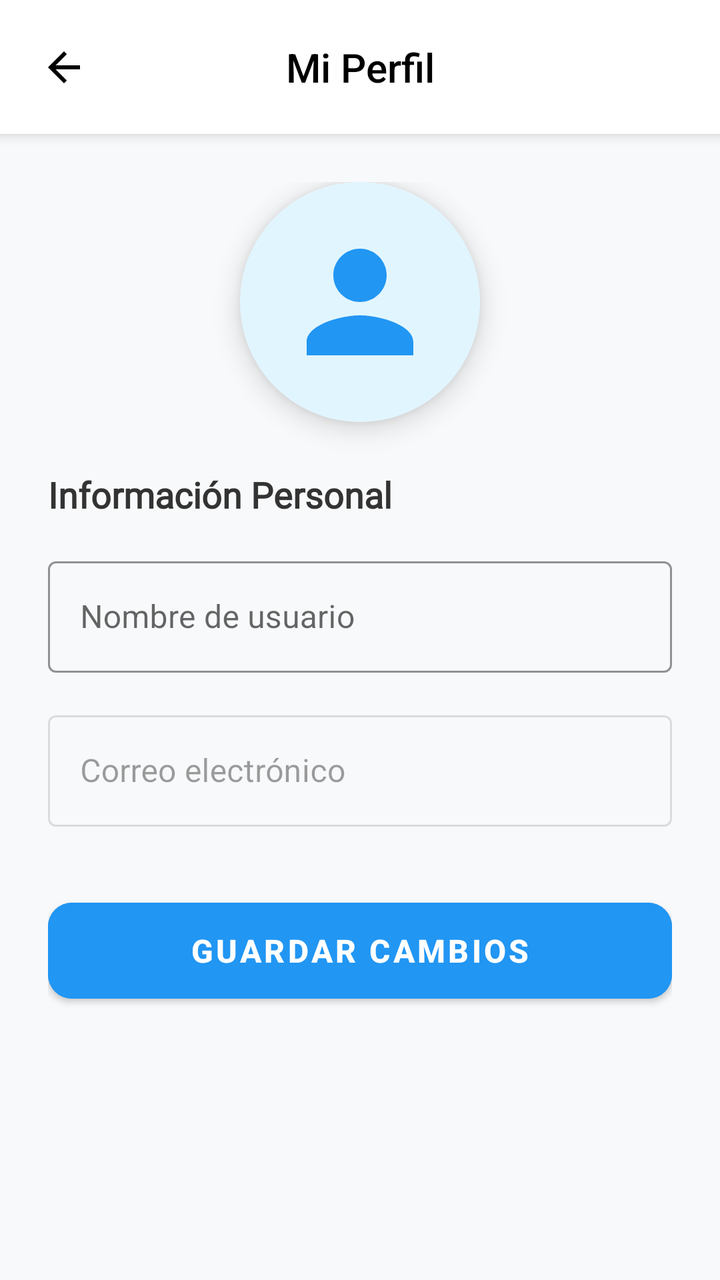
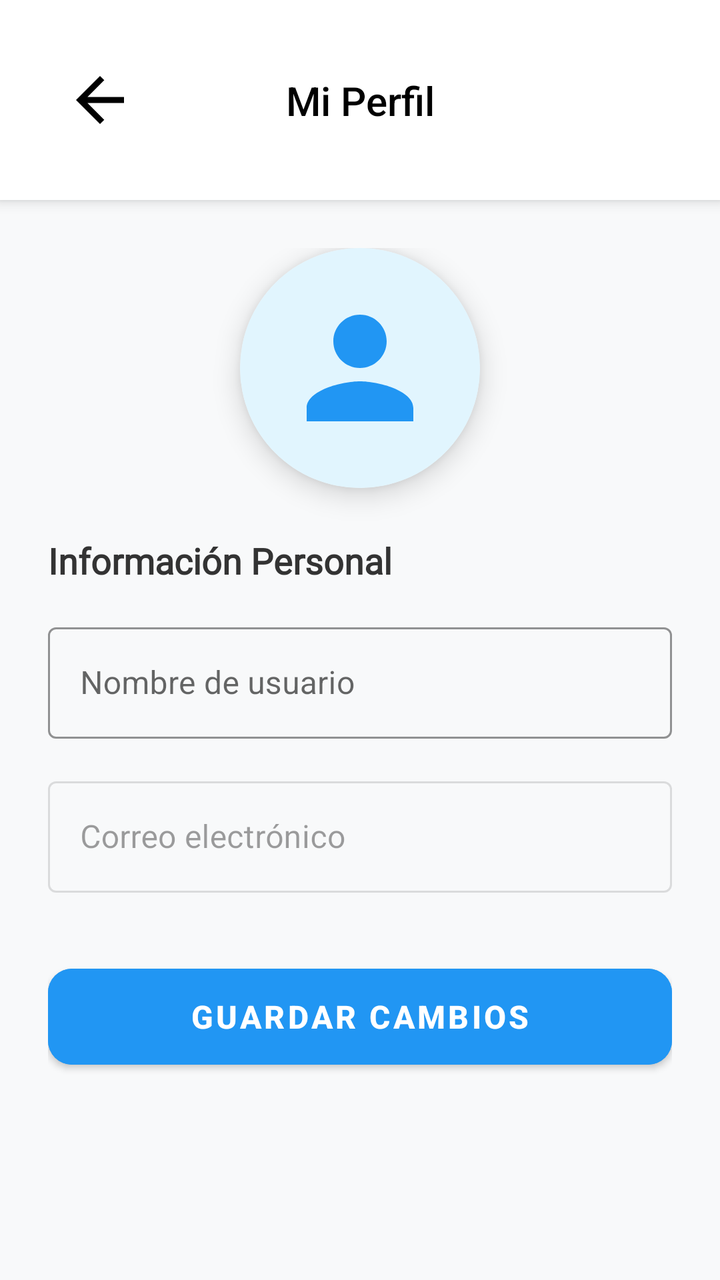

The first picture is an Android layout as it rendered before a commit; the second is the same layout after the commit. The layout source and the unified diff follow.
<!-- AndroidManifest.xml: activity theme Theme.MaterialComponents.Light.NoActionBar -->
<!-- res/layout/activity_usuario.xml -->
<?xml version="1.0" encoding="utf-8"?>
<androidx.constraintlayout.widget.ConstraintLayout
    xmlns:android="http://schemas.android.com/apk/res/android"
    xmlns:app="http://schemas.android.com/apk/res-auto"
    android:layout_width="match_parent"
    android:layout_height="match_parent"
    android:background="#F8F9FA"
    android:fitsSystemWindows="true">

    <androidx.constraintlayout.widget.ConstraintLayout
        android:id="@+id/headerContainer"
        android:layout_width="match_parent"
        android:layout_height="wrap_content"
        android:padding="20dp"
        android:background="#FFFFFF"
        android:elevation="4dp"
        app:layout_constraintTop_toTopOf="parent">

        <ImageView
            android:id="@+id/btnAtras"
            android:layout_width="24dp"
            android:layout_height="24dp"
            android:src="@drawable/ic_arrow_forward"
            android:rotation="180"
            app:tint="#000000"
            app:layout_constraintStart_toStartOf="parent"
            app:layout_constraintTop_toTopOf="parent"
            app:layout_constraintBottom_toBottomOf="parent"/>

        <TextView
            android:id="@+id/tvTitulo"
            android:layout_width="wrap_content"
            android:layout_height="wrap_content"
            android:text="@string/user_titulo"
            android:textColor="#000000"
            android:textSize="20sp"
            android:fontFamily="sans-serif-medium"
            app:layout_constraintStart_toStartOf="parent"
            app:layout_constraintEnd_toEndOf="parent"
            app:layout_constraintTop_toTopOf="parent"
            app:layout_constraintBottom_toBottomOf="parent"/>
    </androidx.constraintlayout.widget.ConstraintLayout>

    <ScrollView
        android:layout_width="match_parent"
        android:layout_height="0dp"
        android:fillViewport="true"
        app:layout_constraintTop_toBottomOf="@id/headerContainer"
        app:layout_constraintBottom_toBottomOf="parent">

        <LinearLayout
            android:layout_width="match_parent"
            android:layout_height="wrap_content"
            android:orientation="vertical"
            android:gravity="center_horizontal"
            android:padding="24dp">

            <com.google.android.material.card.MaterialCardView
                android:layout_width="120dp"
                android:layout_height="120dp"
                app:cardCornerRadius="60dp"
                app:cardElevation="8dp"
                android:layout_marginBottom="24dp">

                <ImageView
                    android:id="@+id/ivProfilePic"
                    android:layout_width="match_parent"
                    android:layout_height="match_parent"
                    android:src="@drawable/ic_person"
                    android:padding="20dp"
                    android:background="#E1F5FE"
                    app:tint="@color/b500"
                    android:scaleType="centerCrop"/>
            </com.google.android.material.card.MaterialCardView>

            <TextView
                android:layout_width="match_parent"
                android:layout_height="wrap_content"
                android:text="@string/user_seccion_info"
                android:fontFamily="@font/poppins"
                android:textStyle="bold"
                android:textSize="18sp"
                android:layout_marginBottom="16dp"
                android:textColor="#333333"/>

            <com.google.android.material.textfield.TextInputLayout
                style="@style/Widget.MaterialComponents.TextInputLayout.OutlinedBox"
                android:layout_width="match_parent"
                android:layout_height="wrap_content"
                android:hint="@string/user_hint_nombre"
                app:boxStrokeColor="@color/b500"
                app:hintTextColor="@color/b900"
                android:layout_marginBottom="16dp">

                <com.google.android.material.textfield.TextInputEditText
                    android:id="@+id/etUsername"
                    android:layout_width="match_parent"
                    android:layout_height="wrap_content"
                    android:inputType="textPersonName" />
            </com.google.android.material.textfield.TextInputLayout>

            <com.google.android.material.textfield.TextInputLayout
                style="@style/Widget.MaterialComponents.TextInputLayout.OutlinedBox"
                android:layout_width="match_parent"
                android:layout_height="wrap_content"
                android:hint="@string/user_hint_email"
                android:enabled="false"
                android:layout_marginBottom="32dp">

                <com.google.android.material.textfield.TextInputEditText
                    android:id="@+id/etEmail"
                    android:layout_width="match_parent"
                    android:layout_height="wrap_content"
                    android:inputType="textEmailAddress" />
            </com.google.android.material.textfield.TextInputLayout>

            <com.google.android.material.button.MaterialButton
                android:id="@+id/btnGuardar"
                android:layout_width="match_parent"
                android:layout_height="60dp"
                android:text="@string/user_btn_guardar"
                android:textSize="16sp"
                android:textStyle="bold"
                app:cornerRadius="12dp"
                android:backgroundTint="@color/b500"/>

        </LinearLayout>
    </ScrollView>

</androidx.constraintlayout.widget.ConstraintLayout>
<!-- resources referenced by this layout -->
<resources>
  <color name="b500">#2196F3</color>
  <color name="b900">#0D47A1</color>
  <!-- drawable ic_arrow_forward (drawable) -->
  <?xml version="1.0" encoding="utf-8"?>
  <vector xmlns:android="http://schemas.android.com/apk/res/android"
      android:width="24dp"
      android:height="24dp"
      android:viewportWidth="24"
      android:viewportHeight="24"
      android:tint="?attr/colorControlNormal">
      <path
          android:fillColor="@android:color/white"
          android:pathData="M12,4l-1.41,1.41L16.17,11H4v2h12.17l-5.58,5.59L12,20l8,-8z"/>
  </vector>
  <!-- drawable ic_person (drawable) -->
  <vector xmlns:android="http://schemas.android.com/apk/res/android" android:height="24dp" android:tint="#000000" android:viewportHeight="24" android:viewportWidth="24" android:width="24dp">
  
      <path android:fillColor="@android:color/white" android:pathData="M12,12c2.21,0 4,-1.79 4,-4s-1.79,-4 -4,-4 -4,1.79 -4,4 1.79,4 4,4zM12,14c-2.67,0 -8,1.34 -8,4v2h16v-2c0,-2.66 -5.33,-4 -8,-4z"/>
  
  </vector>
  <string name="user_btn_guardar">Guardar Cambios</string>
  <string name="user_hint_email">Correo electrónico</string>
  <string name="user_hint_nombre">Nombre de usuario</string>
  <string name="user_seccion_info">Información Personal</string>
  <string name="user_titulo">Mi Perfil</string>
</resources>

<!-- the commit's change to res/layout/activity_usuario.xml (unified diff, before → after) -->
@@ -18,10 +18,10 @@
 
         <ImageView
             android:id="@+id/btnAtras"
-            android:layout_width="24dp"
-            android:layout_height="24dp"
-            android:src="@drawable/ic_arrow_forward"
-            android:rotation="180"
+            android:layout_width="60dp"
+            android:layout_height="60dp"
+            android:padding="12dp"
+            android:src="@drawable/ic_back_arrow"
             app:tint="#000000"
             app:layout_constraintStart_toStartOf="parent"
             app:layout_constraintTop_toTopOf="parent"
<!-- resource entries referenced after the edit -->
@@ -2,17 +2,11 @@
 <resources>
   <color name="b500">#2196F3</color>
   <color name="b900">#0D47A1</color>
-  <!-- drawable ic_arrow_forward (drawable) -->
-  <?xml version="1.0" encoding="utf-8"?>
-  <vector xmlns:android="http://schemas.android.com/apk/res/android"
-      android:width="24dp"
-      android:height="24dp"
-      android:viewportWidth="24"
-      android:viewportHeight="24"
-      android:tint="?attr/colorControlNormal">
-      <path
-          android:fillColor="@android:color/white"
-          android:pathData="M12,4l-1.41,1.41L16.17,11H4v2h12.17l-5.58,5.59L12,20l8,-8z"/>
+  <!-- drawable ic_back_arrow (drawable) -->
+  <vector xmlns:android="http://schemas.android.com/apk/res/android" android:autoMirrored="true" android:height="24dp" android:tint="#000000" android:viewportHeight="24" android:viewportWidth="24" android:width="24dp">
+        
+      <path android:fillColor="@android:color/white" android:pathData="M20,11H7.83l5.59,-5.59L12,4l-8,8 8,8 1.41,-1.41L7.83,13H20v-2z"/>
+      
   </vector>
   <!-- drawable ic_person (drawable) -->
   <vector xmlns:android="http://schemas.android.com/apk/res/android" android:height="24dp" android:tint="#000000" android:viewportHeight="24" android:viewportWidth="24" android:width="24dp">
